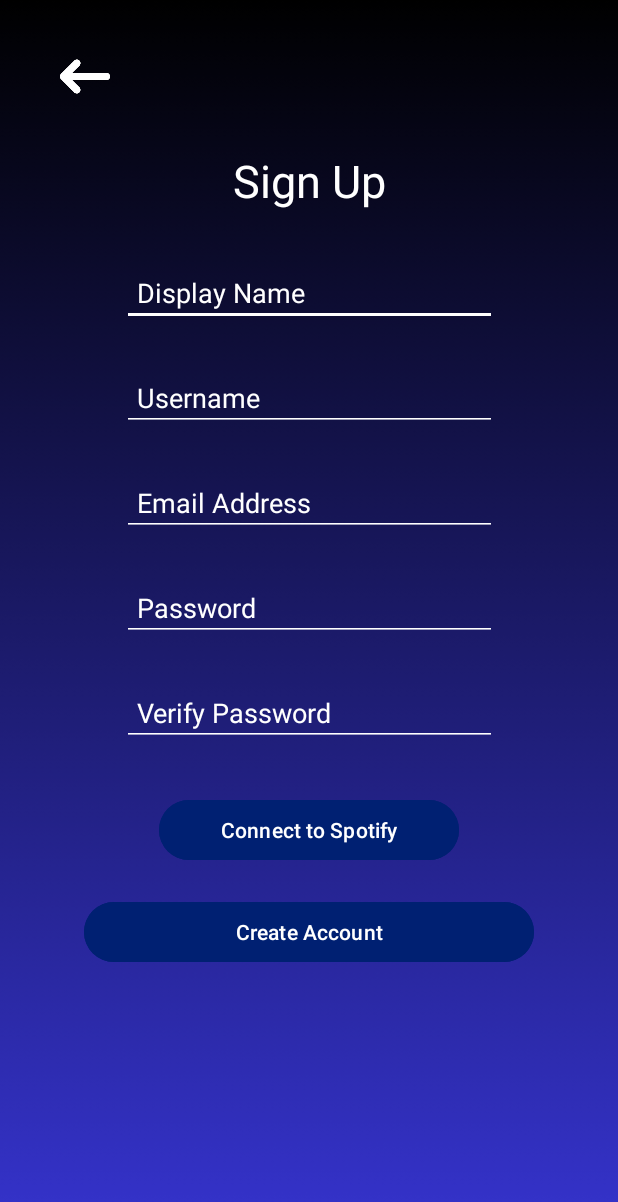
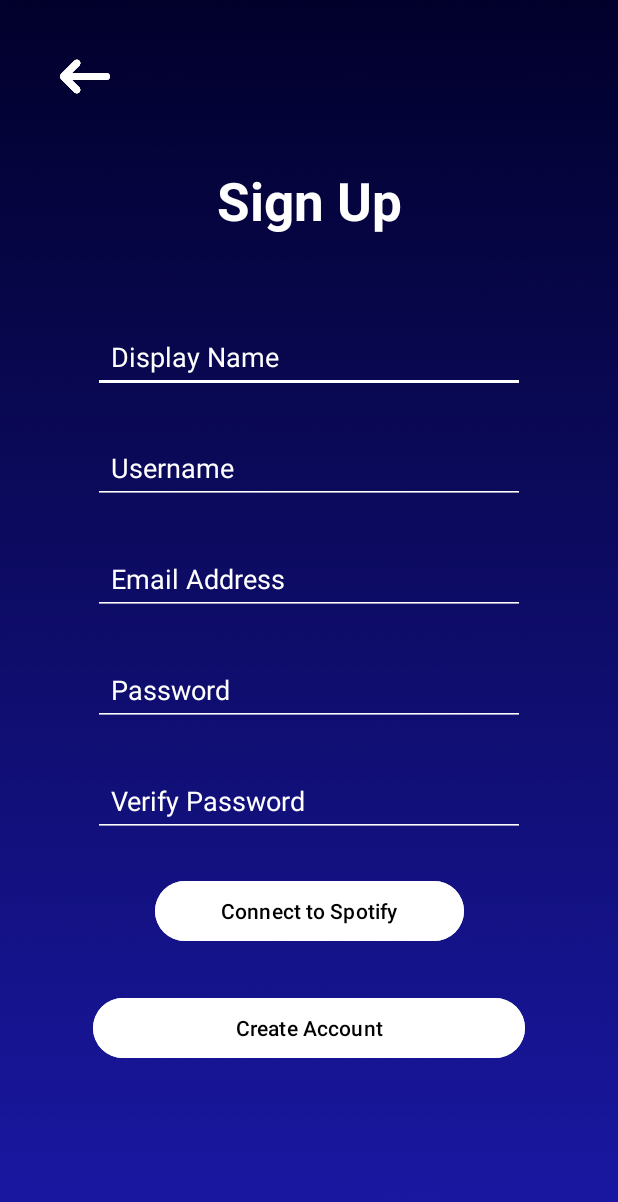
Before and after one commit to RickyR23/490Project, an Android app: the signUp screen opened directly, with no data from a screen before it, on a phone screen of 412 x 824 dp. Shown: the top 1202 px of the screen. Run offline under Robolectric (Android 15) with nearby library versions, the phone set to English and light mode, and no system bars.

Commit message:
Made the activity user log in page responsive, adaptable to different screen sizes

```diff
--- a/app/src/main/AndroidManifest.xml
+++ b/app/src/main/AndroidManifest.xml
@@ -36,7 +36,8 @@
             android:windowSoftInputMode="adjustResize" /> <!-- This prevents the keyboard from covering input fields on smaller screens -->
         <activity
             android:name=".signUp"
-            android:exported="false" />
+            android:exported="false"
+            android:windowSoftInputMode="adjustResize" /> <!-- This prevents the keyboard from covering input fields on smaller screens -->
     </application>
 
 </manifest>
--- a/app/src/main/res/layout/activity_sign_up.xml
+++ b/app/src/main/res/layout/activity_sign_up.xml
@@ -1,37 +1,54 @@
 <?xml version="1.0" encoding="utf-8"?>
-<androidx.constraintlayout.widget.ConstraintLayout
+<!--ScrollView enables scrolling when screen size is too small-->
+<ScrollView
     xmlns:android="http://schemas.android.com/apk/res/android"
     xmlns:app="http://schemas.android.com/apk/res-auto"
     xmlns:tools="http://schemas.android.com/tools"
     android:layout_width="match_parent"
     android:layout_height="match_parent"
-    tools:context=".signUp"
+    android:fillViewport="true"
     android:background="@drawable/background">
+
+    <androidx.constraintlayout.widget.ConstraintLayout
+        android:layout_width="match_parent"
+        android:layout_height="wrap_content"
+        android:paddingBottom="45dp"
+        android:fitsSystemWindows="true"
+        tools:context=".signUp">
+
+        <!-- Guideline for Centering -->
+        <androidx.constraintlayout.widget.Guideline
+            android:id="@+id/guideline_center"
+            android:layout_width="wrap_content"
+            android:layout_height="wrap_content"
+            android:orientation="vertical"
+            app:layout_constraintGuide_percent="0.5" />
 
         <!-- Back Button -->
         <ImageButton
             android:id="@+id/backToLogInButton"
             android:layout_width="81dp"
             android:layout_height="70dp"
+            android:layout_marginStart="16dp"
             android:layout_marginTop="16dp"
             android:contentDescription="Back to Login"
             android:scaleType="fitCenter"
-        app:layout_constraintEnd_toEndOf="parent"
-        app:layout_constraintHorizontal_bias="0.048"
+            android:background="@android:color/transparent"
             app:layout_constraintStart_toStartOf="parent"
             app:layout_constraintTop_toTopOf="parent"
-        app:srcCompat="@drawable/back_button"
-        android:background="@android:color/transparent" />
+            app:srcCompat="@drawable/back_button"/>
 
         <!-- Title -->
         <TextView
             android:id="@+id/textView2"
             android:layout_width="wrap_content"
             android:layout_height="wrap_content"
-        android:layout_marginTop="100dp"
+            android:layout_marginTop="110dp"
             android:text="Sign Up"
             android:textColor="@color/white"
-        android:textSize="30sp"
+            android:textStyle="bold"
+            android:textSize="35sp"
+            app:layout_constraintHorizontal_bias="0.5"
             app:layout_constraintEnd_toEndOf="parent"
             app:layout_constraintStart_toStartOf="parent"
             app:layout_constraintTop_toTopOf="parent" />
@@ -39,31 +56,35 @@
         <!-- Display Name Field -->
         <EditText
             android:id="@+id/editTextDisplayName"
-        android:layout_width="250dp"
+            android:layout_width="0dp"
             android:layout_height="wrap_content"
-        android:layout_marginTop="32dp"
+            android:layout_marginTop="56dp"
             android:backgroundTint="@android:color/white"
             android:hint="Display Name"
+            android:inputType="text"
+            android:padding="12dp"
             android:textColor="@android:color/white"
             android:textColorHint="@android:color/white"
-        android:inputType="text"
-        android:padding="10dp"
+            app:layout_constraintWidth_percent="0.7"
             app:layout_constraintEnd_toEndOf="parent"
+            app:layout_constraintHorizontal_bias="0.5"
             app:layout_constraintStart_toStartOf="parent"
             app:layout_constraintTop_toBottomOf="@id/textView2" />
 
         <!-- Username Field -->
         <EditText
             android:id="@+id/editTextUsername"
-        android:layout_width="250dp"
+            android:layout_width="0dp"
             android:layout_height="wrap_content"
             android:layout_marginTop="25dp"
+            android:hint="Username"
             android:backgroundTint="@android:color/white"
-        android:hint="Username"
             android:textColor="@android:color/white"
             android:textColorHint="@android:color/white"
             android:inputType="text"
-        android:padding="10dp"
+            android:padding="12dp"
+            app:layout_constraintWidth_percent="0.7"
+            app:layout_constraintHorizontal_bias="0.5"
             app:layout_constraintEnd_toEndOf="parent"
             app:layout_constraintStart_toStartOf="parent"
             app:layout_constraintTop_toBottomOf="@id/editTextDisplayName" />
@@ -71,15 +92,17 @@
         <!-- Email Address Field -->
         <EditText
             android:id="@+id/editTextEmail"
-        android:layout_width="250dp"
+            android:layout_width="0dp"
             android:layout_height="wrap_content"
             android:layout_marginTop="25dp"
+            android:hint="Email Address"
             android:backgroundTint="@android:color/white"
-        android:hint="Email Address"
             android:textColor="@android:color/white"
             android:textColorHint="@android:color/white"
             android:inputType="textEmailAddress"
-        android:padding="10dp"
+            android:padding="12dp"
+            app:layout_constraintWidth_percent="0.7"
+            app:layout_constraintHorizontal_bias="0.5"
             app:layout_constraintEnd_toEndOf="parent"
             app:layout_constraintStart_toStartOf="parent"
             app:layout_constraintTop_toBottomOf="@id/editTextUsername" />
@@ -87,7 +110,7 @@
         <!-- Password Field -->
         <EditText
             android:id="@+id/editTextPassword"
-        android:layout_width="250dp"
+            android:layout_width="0dp"
             android:layout_height="wrap_content"
             android:layout_marginTop="25dp"
             android:backgroundTint="@android:color/white"
@@ -95,7 +118,9 @@
             android:textColor="@android:color/white"
             android:textColorHint="@android:color/white"
             android:inputType="textPassword"
-        android:padding="10dp"
+            android:padding="12dp"
+            app:layout_constraintWidth_percent="0.7"
+            app:layout_constraintHorizontal_bias="0.5"
             app:layout_constraintEnd_toEndOf="parent"
             app:layout_constraintStart_toStartOf="parent"
             app:layout_constraintTop_toBottomOf="@id/editTextEmail" />
@@ -103,7 +128,7 @@
         <!-- Verify Password Field -->
         <EditText
             android:id="@+id/editTextVerifyPassword"
-        android:layout_width="250dp"
+            android:layout_width="0dp"
             android:layout_height="wrap_content"
             android:layout_marginTop="25dp"
             android:backgroundTint="@android:color/white"
@@ -111,7 +136,9 @@
             android:textColor="@android:color/white"
             android:textColorHint="@android:color/white"
             android:inputType="textPassword"
-        android:padding="10dp"
+            android:padding="12dp"
+            app:layout_constraintWidth_percent="0.7"
+            app:layout_constraintHorizontal_bias="0.5"
             app:layout_constraintEnd_toEndOf="parent"
             app:layout_constraintStart_toStartOf="parent"
             app:layout_constraintTop_toBottomOf="@id/editTextPassword" />
@@ -119,12 +146,15 @@
         <!-- Connect to Spotify Button -->
         <Button
             android:id="@+id/buttonConnectSpotify"
-        android:layout_width="200dp"
+            android:layout_width="0dp"
             android:layout_height="wrap_content"
-        android:layout_marginTop="32dp"
-        android:backgroundTint="@color/button_color"
+            android:layout_marginTop="25dp"
+            android:backgroundTint="@color/white"
             android:text="Connect to Spotify"
-        android:textColor="@color/white"
+            android:textColor="@color/black"
+            android:padding="10dp"
+            app:layout_constraintWidth_percent="0.5"
+            app:layout_constraintHorizontal_bias="0.5"
             app:layout_constraintEnd_toEndOf="parent"
             app:layout_constraintStart_toStartOf="parent"
             app:layout_constraintTop_toBottomOf="@id/editTextVerifyPassword" />
@@ -132,14 +162,19 @@
         <!-- Create Account Button -->
         <Button
             android:id="@+id/buttonCreateAccount"
-        android:layout_width="300dp"
+            android:layout_width="0dp"
             android:layout_height="wrap_content"
-        android:layout_marginTop="20dp"
-        android:backgroundTint="@color/button_color"
+            android:layout_marginTop="30dp"
+            android:backgroundTint="@color/white"
             android:text="Create Account"
-        android:textColor="@color/white"
+            android:textColor="@color/black"
+            android:padding="10dp"
+            app:layout_constraintWidth_percent="0.7"
+            app:layout_constraintHorizontal_bias="0.5"
             app:layout_constraintEnd_toEndOf="parent"
             app:layout_constraintStart_toStartOf="parent"
             app:layout_constraintTop_toBottomOf="@id/buttonConnectSpotify" />
 
     </androidx.constraintlayout.widget.ConstraintLayout>
+
+</ScrollView>
```
Also changed, not shown: app/src/main/res/drawable/background.png. Lines whose indentation alone changed are shown as unchanged.
